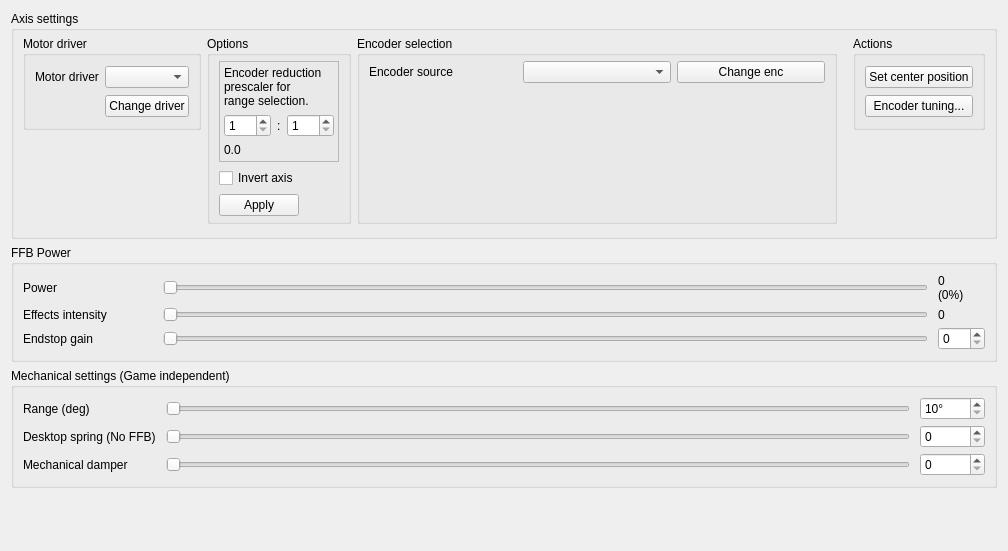
Qt form res/axis_ui.ui (Ultrawipf/OpenFFBoard-configurator) before a commit.
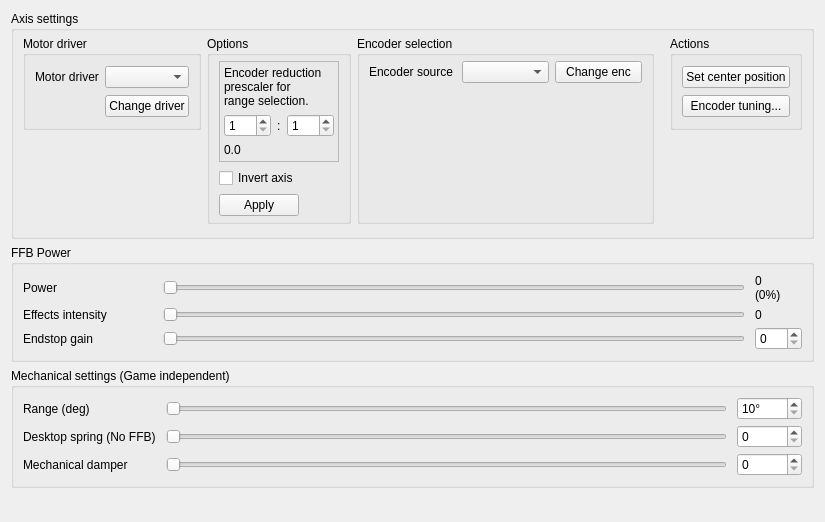
The same form after that commit.

Commit message: Revert width change

What changed in the file:
```diff
--- a/res/axis_ui.ui
+++ b/res/axis_ui.ui
@@ -6,8 +6,8 @@
    <rect>
     <x>0</x>
     <y>0</y>
-    <width>1008</width>
-    <height>551</height>
+    <width>825</width>
+    <height>522</height>
    </rect>
   </property>
   <property name="windowTitle">
```
